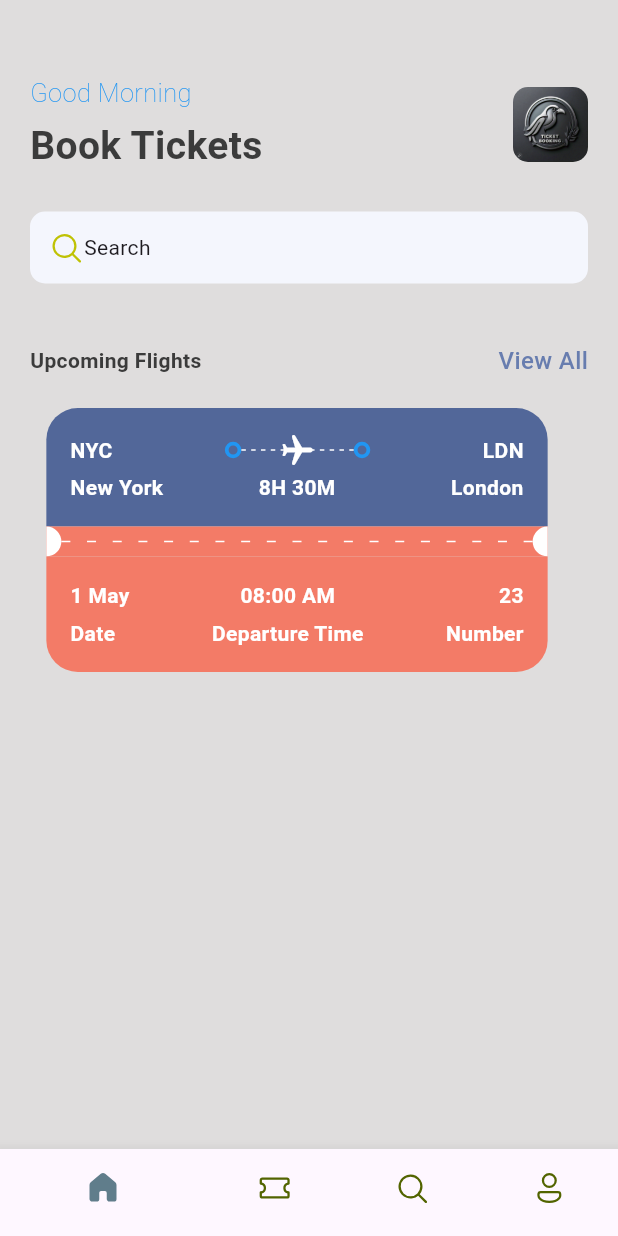
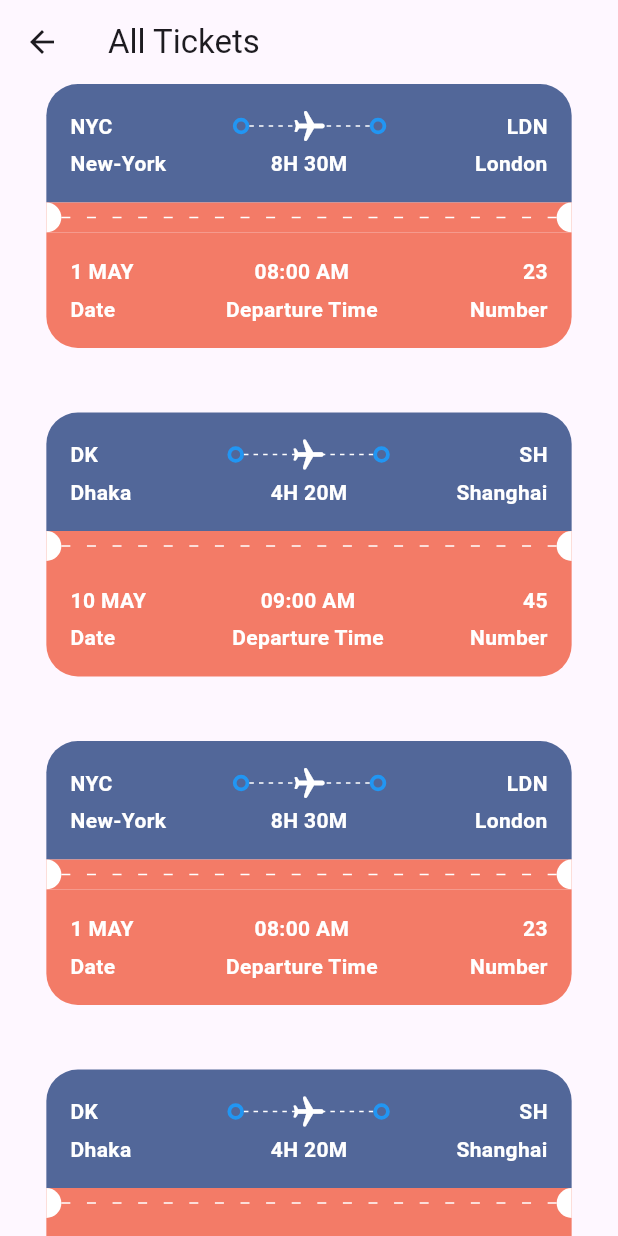
Before and after one commit to tahircoder2344/ticket-app, a Flutter app: the screen it shows after launch, after a tap on "View All", on a phone screen of 412 x 824 dp. Run offline on Flutter 3.47's test engine with Material 3 defaults, Android fonts, the phone set to English and light mode, and no system bars; our stand-ins replace fluentui_icons.

Commit message:
All Tickets Made

```diff
--- /dev/null
+++ b/lib/base/utils/all_json.dart
@@ -0,0 +1,129 @@
+import 'dart:core';
+
+
+
+List<Map<String, dynamic>> ticketList = [
+  {
+    'from': {
+      'code': "NYC",
+      'name': "New-York"
+    },
+    'to': {
+      'code': "LDN",
+      'name': "London"
+    },
+    'flying_time': '8H 30M',
+    'date': "1 MAY",
+    'departure_time': "08:00 AM",
+    'number': 23
+  },
+  {
+    'from': {
+      'code': "DK",
+      'name': "Dhaka"
+    },
+    'to': {
+      'code': "SH",
+      'name': "Shanghai"
+    },
+    'flying_time': '4H 20M',
+    'date': "10 MAY",
+    'departure_time': "09:00 AM",
+    'number': 45
+  },
+  {
+    'from': {
+      'code': "NYC",
+      'name': "New-York"
+    },
+    'to': {
+      'code': "LDN",
+      'name': "London"
+    },
+    'flying_time': '8H 30M',
+    'date': "1 MAY",
+    'departure_time': "08:00 AM",
+    'number': 23
+  },
+  {
+    'from': {
+      'code': "DK",
+      'name': "Dhaka"
+    },
+    'to': {
+      'code': "SH",
+      'name': "Shanghai"
+    },
+    'flying_time': '4H 20M',
+    'date': "10 MAY",
+    'departure_time': "09:00 AM",
+    'number': 45
+  },
+  {
+    'from': {
+      'code': "NYC",
+      'name': "New-York"
+    },
+    'to': {
+      'code': "LDN",
+      'name': "London"
+    },
+    'flying_time': '8H 30M',
+    'date': "1 MAY",
+    'departure_time': "08:00 AM",
+    'number': 23
+  },
+  {
+    'from': {
+      'code': "DK",
+      'name': "Dhaka"
+    },
+    'to': {
+      'code': "SH",
+      'name': "Shanghai"
+    },
+    'flying_time': '4H 20M',
+    'date': "10 MAY",
+    'departure_time': "09:00 AM",
+    'number': 45
+  },
+];
+
+// List<Map<String, dynamic>> hotelList = [
+//   {
+//     'image': 'one.png',
+//     'place': 'Open Space',
+//     'destination': 'London',
+//     'price': 25
+//   },
+//   {
+//     'image': 'two.png',
+//     'place': 'Global Will',
+//     'destination': 'London',
+//     'price': 40
+//   },
+//   {
+//     'image': 'three.png',
+//     'place': 'Tallest Building',
+//     'destination': 'Dubai',
+//     'price': 68
+//   },
+//   {
+//     'image': 'one.png',
+//     'place': 'Open Space',
+//     'destination': 'London',
+//     'price': 25
+//   },
+//   {
+//     'image': 'two.png',
+//     'place': 'Global Will',
+//     'destination': 'London',
+//     'price': 40
+//   },
+//   {
+//     'image': 'three.png',
+//     'place': 'Tallest Building',
+//     'destination': 'Dubai',
+//     'price': 68
+//   },
+// ];
--- a/lib/base/widgets/app_reusables.dart
+++ b/lib/base/widgets/app_reusables.dart
@@ -1,5 +1,6 @@
 import 'package:flutter/material.dart';
 import 'package:ticket_app/base/res/styles/app_styles.dart';
+import 'package:ticket_app/screens/all_tickets.dart';
 
 class AppReusables extends StatelessWidget {
   const AppReusables(
@@ -14,9 +15,14 @@ class AppReusables extends StatelessWidget {
       children: [
         Text(bigText,style: AppStyles.headlineStyleThree,),
         InkWell(
-          onTap: (){
-
-          },
+            onTap: (){
+              Navigator. push<void>(
+                context,
+                MaterialPageRoute<void>(
+                  builder: (BuildContext context) => const AllTickets(),
+                ),
+              );
+            },
           child: Text(smallText,style: AppStyles.textStyle.copyWith(
             color:AppStyles.primaryColor
           ),
--- a/lib/base/widgets/ticket_view.dart
+++ b/lib/base/widgets/ticket_view.dart
@@ -9,7 +9,9 @@ import 'package:ticket_app/base/widgets/text_style_third.dart';
 import 'package:ticket_app/base/widgets/ticket_column_layout.dart';
 
 class TicketView extends StatelessWidget {
-  const TicketView({super.key});
+  final Map<String, dynamic> ticket;
+  final bool wholeScreen;
+  const TicketView({super.key, required this.ticket, this.wholeScreen=false});
 
   @override
   Widget build(BuildContext context) {
@@ -18,7 +20,7 @@ class TicketView extends StatelessWidget {
       width: size.width * 0.85,
       height: 199,
       child: Container(
-        margin: const EdgeInsets.only(right: 16),
+        margin:  EdgeInsets.only(right: wholeScreen==true?0:16),
         child: Column(
           children: [
             //blue part of tickets
@@ -36,7 +38,7 @@ class TicketView extends StatelessWidget {
                   //Departure and destination with icons
                   Row(
                     children: [
-                      const TextStyleThird(text: 'NYC',),
+                      TextStyleThird(text: ticket["from"]["code"],),
                       Expanded(child: Container()),
                       const PlaneDot(),
                       Expanded(
@@ -60,7 +62,7 @@ class TicketView extends StatelessWidget {
                       )),
                       const PlaneDot(),
                       Expanded(child: Container()),
-                      const TextStyleThird(text: 'LDN',),
+                       TextStyleThird(text: ticket["to"]["code"],),
                     ],
                   ),
                   const SizedBox(
@@ -69,16 +71,16 @@ class TicketView extends StatelessWidget {
                   //Departure and time with name
                   Row(
                     children: [
-                      const SizedBox(
+                       SizedBox(
                         width: 100,
-                        child: TextStyleFifith(text: 'New York',),
+                        child: TextStyleFifith(text: ticket["from"]["name"],),
                       ),
                       Expanded(child: Container()),
-                      const TextStyleFourth(text: '8H 30M',),
+                      TextStyleFourth(text: ticket["flying_time"],),
                       Expanded(child: Container()),
-                      const SizedBox(
+                       SizedBox(
                         width: 100,
-                        child:TextStyleFourth(text: "London",)
+                        child:TextStyleFourth(text: ticket["to"]["name"],)
                       )
                     ],
                   ),
@@ -106,15 +108,15 @@ class TicketView extends StatelessWidget {
                   bottomRight: Radius.circular(21),
                 ),
               ),
-              child: const Column(
+              child:  Column(
                 children: [
                   //Departure and destination with icons
                   Row(
                     mainAxisAlignment: MainAxisAlignment.spaceBetween,
                     children: [
-                      TicketColumnLayout(ticketText: "1 May", bottomText: 'Date', alignment: CrossAxisAlignment.start,),
-                      TicketColumnLayout(ticketText: "08:00 AM", bottomText: 'Departure Time', alignment: CrossAxisAlignment.center,),
-                      TicketColumnLayout(ticketText: "23", bottomText: 'Number', alignment: CrossAxisAlignment.end,),
+                      TicketColumnLayout(ticketText: ticket["date"], bottomText: 'Date', alignment: CrossAxisAlignment.start,),
+                       TicketColumnLayout(ticketText:ticket["departure_time"], bottomText: 'Departure Time', alignment: CrossAxisAlignment.center,),
+                       TicketColumnLayout(ticketText: ticket["number"].toString(), alignment: CrossAxisAlignment.end, bottomText: 'Number',),
                     ],
                   ),
 
--- /dev/null
+++ b/lib/screens/all_tickets.dart
@@ -0,0 +1,28 @@
+import 'package:flutter/material.dart';
+import 'package:ticket_app/base/utils/all_json.dart';
+import 'package:ticket_app/base/widgets/ticket_view.dart';
+
+class AllTickets extends StatelessWidget {
+  const AllTickets({super.key});
+
+  @override
+  Widget build(BuildContext context) {
+    return Scaffold(
+      appBar: AppBar(
+        title: const Text("All Tickets"),
+      ),
+      body: ListView(
+        children: [
+          SingleChildScrollView(
+            child: Column(
+            children:
+              ticketList.map((singleTicket)=>Container(
+                margin: const EdgeInsets.only(bottom: 20),
+                  child: TicketView(ticket: singleTicket,wholeScreen: true,))).toList(),
+            ),
+          )
+        ],
+      ),
+    );
+  }
+}
--- a/lib/screens/home_screen.dart
+++ b/lib/screens/home_screen.dart
@@ -2,6 +2,7 @@ import 'package:fluentui_icons/fluentui_icons.dart';
 import 'package:flutter/material.dart';
 import 'package:ticket_app/base/res/media.dart';
 import 'package:ticket_app/base/res/styles/app_styles.dart';
+import 'package:ticket_app/base/utils/all_json.dart';
 import 'package:ticket_app/base/widgets/app_reusables.dart';
 import 'package:ticket_app/base/widgets/ticket_view.dart';
 
@@ -30,7 +31,7 @@ class HomeScreen extends StatelessWidget {
                         Text(
                           "Good Morning",
                           style: AppStyles.headlineStyleTwo,
-                        ), // Add closing parenthesis
+                        ),
                         const SizedBox(height: 5),
                         Text(
                           "Book Tickets",
@@ -48,19 +49,18 @@ class HomeScreen extends StatelessWidget {
                       ),
                     ),
                   ],
-                ), // Add closing parenthesis
+                ),
                 const SizedBox(
                   height: 25,
                 ),
                 Container(
                   padding:
-                      const EdgeInsets.symmetric(horizontal: 12, vertical: 12),
+                  const EdgeInsets.symmetric(horizontal: 12, vertical: 12),
                   decoration: BoxDecoration(
                     borderRadius: BorderRadius.circular(10),
                     color: AppStyles.searchBarColor,
                   ),
                   child: const Row(
-                    // mainAxisAlignment: MainAxisAlignment.spaceBetween,
                     children: [
                       Icon(
                         FluentSystemIcons.ic_fluent_search_regular,
@@ -80,12 +80,18 @@ class HomeScreen extends StatelessWidget {
                 const SizedBox(
                   height: 20,
                 ),
-                const TicketView()
+                SingleChildScrollView(
+                  scrollDirection: Axis.horizontal,
+                  child: Row(
+                    children: ticketList.take(2).map((singleTicket) => TicketView(ticket:singleTicket)).toList(),
+                  ),
+
+                ),
               ],
             ),
           ),
         ],
-      ), // Remove extra comma
-    ); // Add closing parenthesis
+      ),
+    );
   }
 }
```
